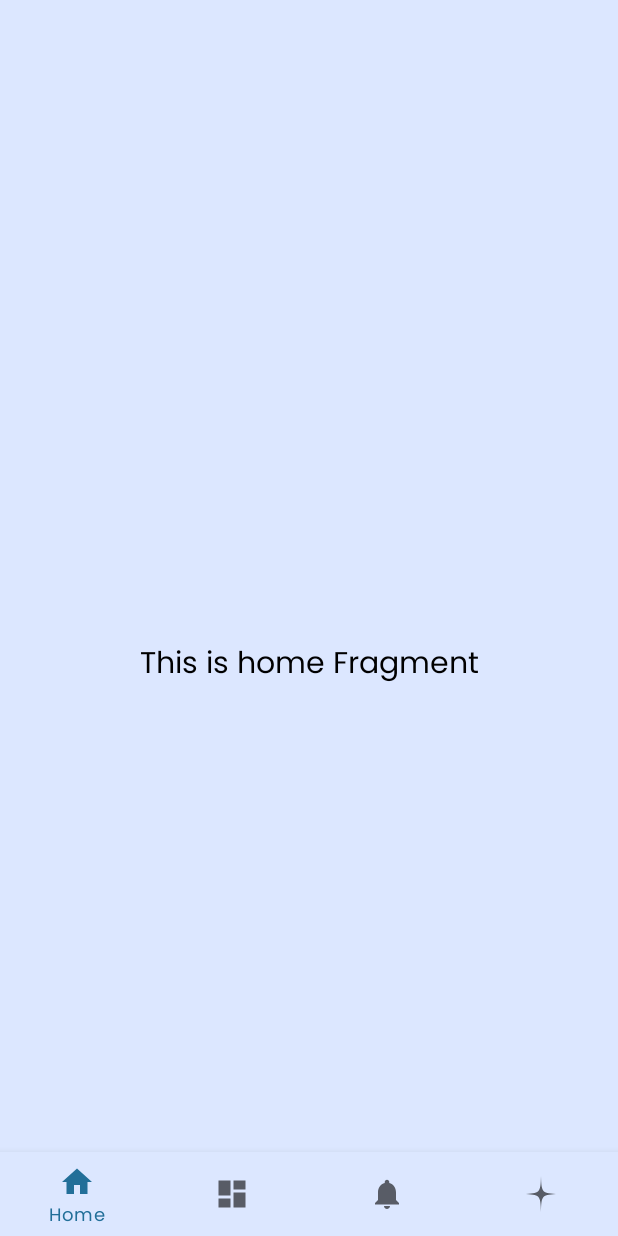
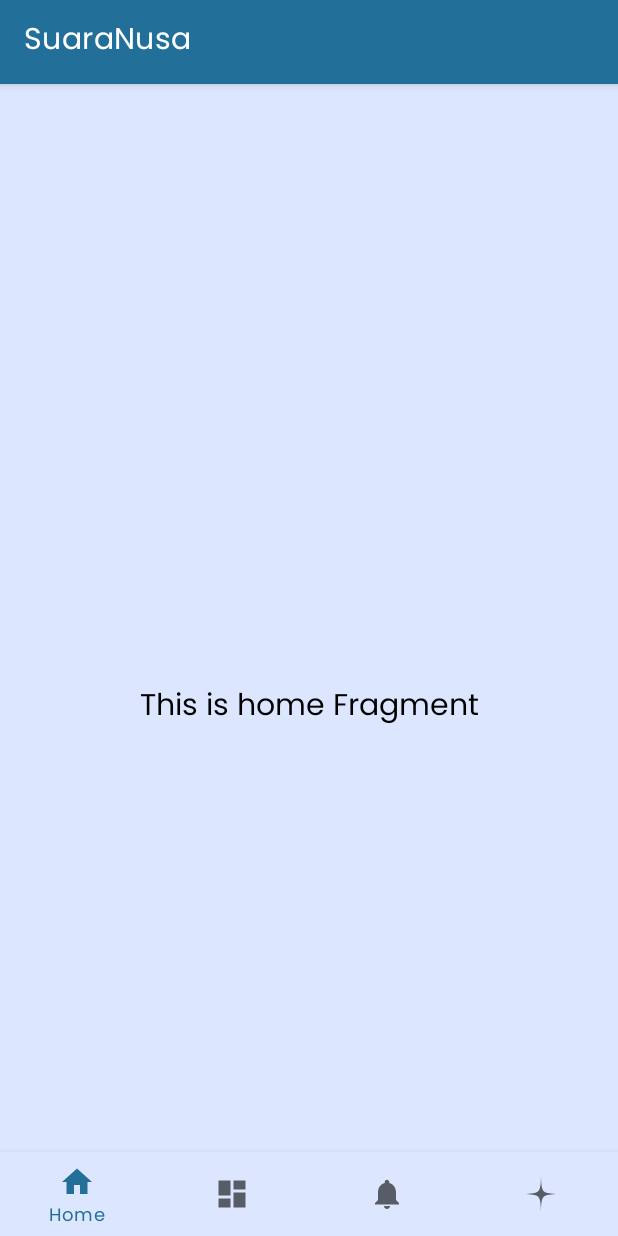
Before and after one commit to SuaraNusa/Mobile-development, an Android app: the MainActivity screen opened directly, with no data from a screen before it, on a phone screen of 412 x 824 dp. Run offline under Robolectric (Android 15) with nearby library versions, the phone set to English and light mode, and no system bars; our stand-ins replace navigation-ui; 1 statement that could not run was skipped.

Commit message:
partial update

```diff
--- a/suarnusa/app/src/main/AndroidManifest.xml
+++ b/suarnusa/app/src/main/AndroidManifest.xml
@@ -10,7 +10,7 @@
         android:label="@string/app_name"
         android:roundIcon="@mipmap/ic_launcher_round"
         android:supportsRtl="true"
-        android:theme="@style/Theme.SuaraNusa.noActionBar"
+        android:theme="@style/Theme.SuaraNusa"
         tools:targetApi="31">
         <activity
             android:name=".TabLayout"
--- a/suarnusa/app/src/main/java/com/example/suaranusa/SlidePageMenu.kt
+++ b/suarnusa/app/src/main/java/com/example/suaranusa/SlidePageMenu.kt
@@ -16,8 +16,6 @@ class SlidePageMenu : AppCompatActivity() {
         super.onCreate(savedInstanceState)
         binding = ActivitySlideBinding.inflate(layoutInflater)
         setContentView(binding.root)
-
-        supportActionBar?.hide()
 
         binding.buttonNext.setOnClickListener {
             val current = binding.slideVP.currentItem
--- a/suarnusa/app/src/main/res/layout/activity_main.xml
+++ b/suarnusa/app/src/main/res/layout/activity_main.xml
@@ -12,7 +12,7 @@
         android:layout_height="wrap_content"
         android:background="?android:attr/windowBackground"
         app:layout_constraintBottom_toBottomOf="parent"
-        app:layout_constraintHorizontal_bias="0.0"
+        app:layout_constraintHorizontal_bias="0"
         app:layout_constraintLeft_toLeftOf="parent"
         app:layout_constraintRight_toRightOf="parent"
         app:menu="@menu/bottom_nav_menu"/>
--- a/suarnusa/app/src/main/res/values/dimens.xml
+++ /dev/null
@@ -1,5 +0,0 @@
-<resources>
-    <!-- Default screen margins, per the Android Design guidelines. -->
-    <dimen name="activity_horizontal_margin">16dp</dimen>
-    <dimen name="activity_vertical_margin">16dp</dimen>
-</resources>
```
Also changed, not shown: suarnusa/app/src/main/java/com/example/suaranusa/MainActivity.kt (+1 -7 lines).
